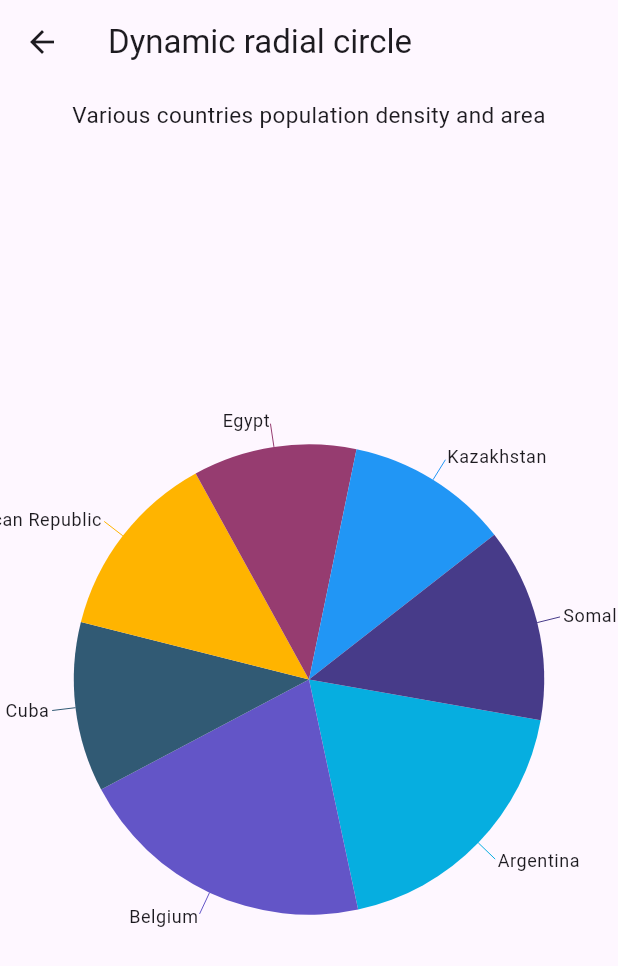
After one commit to Georges987/syncfusion-chart-list-of-useful-between-them, a Flutter app: the screen it shows after launch, after a tap on "Dynamic radial circle", on a phone screen of 412 x 824 dp. The commit adds this screen. Shown: the top 966 px of the screen. Run offline on Flutter 3.47's test engine with Material 3 defaults, Android fonts, the phone set to English and light mode, and no system bars; our stand-ins replace syncfusion_flutter_charts.

Commit message:
adding dynamic radial circle

```diff
--- a/lib/views/Home.dart
+++ b/lib/views/Home.dart
@@ -1,5 +1,6 @@
 import 'package:flutter/material.dart';
 import 'package:graphe/views/charts/avatarRow.dart';
+import 'package:graphe/views/charts/dynamicRadialCircle.dart';
 import 'package:graphe/views/charts/hbarre.dart';
 import 'package:graphe/views/charts/part.dart';
 
@@ -43,6 +44,14 @@ class _HomePageState extends State<HomePage> {
               ),
             ),
           ),
+          ListTile(
+            title: const Text('Dynamic radial circle'),
+            onTap: () => Navigator.of(context).push(
+              MaterialPageRoute(
+                builder: (context) => const DynamicRadialCircle(),
+              ),
+            ),
+          ),
         ],
       ),
     );
--- /dev/null
+++ b/lib/views/charts/dynamicRadialCircle.dart
@@ -0,0 +1,71 @@
+import 'package:flutter/material.dart';
+import 'package:intl/intl.dart';
+/// Chart import
+import 'package:syncfusion_flutter_charts/charts.dart';
+
+class DynamicRadialCircle extends StatefulWidget {
+  const DynamicRadialCircle({super.key});
+
+  @override
+  State<DynamicRadialCircle> createState() => _DynamicRadialCircleState();
+}
+
+class _DynamicRadialCircleState extends State<DynamicRadialCircle> {
+  @override
+  Widget build(BuildContext context) {
+    return Scaffold(
+      appBar: AppBar(
+        title: const Text('Dynamic radial circle'),
+      ),
+      body: _buildRadiusPieChart()
+    );
+  }
+}
+
+  /// Returns the circular charts with pie series.
+  SfCircularChart _buildRadiusPieChart() {
+    return SfCircularChart(
+      title: const ChartTitle(
+          text: 'Various countries population density and area'),
+      legend: const Legend(overflowMode: LegendItemOverflowMode.wrap),
+      series: _getRadiusPieSeries(),
+      onTooltipRender: (TooltipArgs args) {
+        final NumberFormat format = NumberFormat.decimalPattern();
+        args.text = '${args.dataPoints![args.pointIndex!.toInt()].x} : ${format.format(args.dataPoints![args.pointIndex!.toInt()].y)}';
+      },
+      tooltipBehavior: TooltipBehavior(enable: true),
+    );
+  }
+
+  /// Returns the pie series.
+  List<PieSeries<ChartSampleData, String>> _getRadiusPieSeries() {
+    return <PieSeries<ChartSampleData, String>>[
+      PieSeries<ChartSampleData, String>(
+          dataSource: <ChartSampleData>[
+            ChartSampleData(x: 'Argentina', y: 505370, text: '45%'),
+            ChartSampleData(x: 'Belgium', y: 551500, text: '53.7%'),
+            ChartSampleData(x: 'Cuba', y: 312685, text: '59.6%'),
+            ChartSampleData(x: 'Dominican Republic', y: 350000, text: '72.5%'),
+            ChartSampleData(x: 'Egypt', y: 301000, text: '85.8%'),
+            ChartSampleData(x: 'Kazakhstan', y: 300000, text: '90.5%'),
+            ChartSampleData(x: 'Somalia', y: 357022, text: '95.6%')
+          ],
+          xValueMapper: (ChartSampleData data, _) => data.x as String,
+          yValueMapper: (ChartSampleData data, _) => data.y,
+          dataLabelMapper: (ChartSampleData data, _) => data.x as String,
+          startAngle: 100,
+          endAngle: 100,
+          pointRadiusMapper: (ChartSampleData data, _) => data.text,
+          dataLabelSettings: const DataLabelSettings(
+              isVisible: true, labelPosition: ChartDataLabelPosition.outside))
+    ];
+  }
+
+
+class ChartSampleData {
+  ChartSampleData({this.x, required this.y, this.text});
+
+  final dynamic x;
+  final num y;
+  final String? text;
+}
--- a/pubspec.yaml
+++ b/pubspec.yaml
@@ -36,6 +36,7 @@ dependencies:
   # Use with the CupertinoIcons class for iOS style icons.
   cupertino_icons: ^1.0.6
   syncfusion_flutter_charts: ^25.1.38
+  intl: ^0.19.0
 
 dev_dependencies:
   flutter_test:
```
Also changed, not shown: pubspec.lock, 1 other file.
